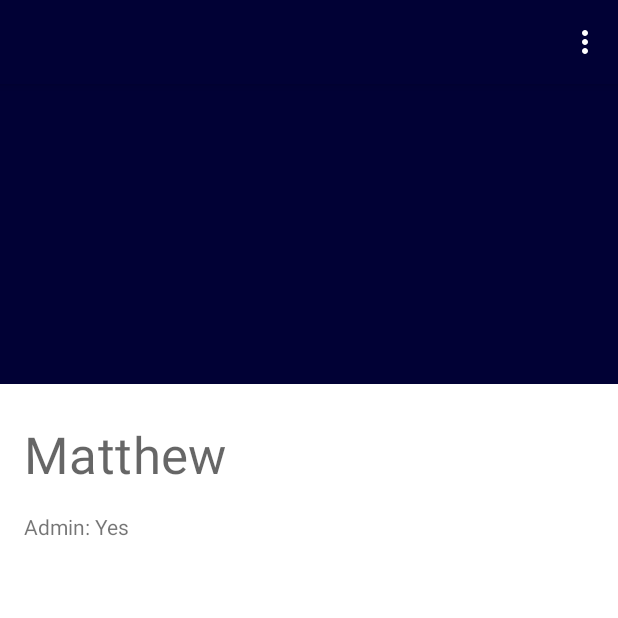
After one commit to rolledback/RestaurantMap, an Android app: the ProfileActivity screen opened directly, with no data from a screen before it, on a phone screen of 412 x 824 dp, the top half of it. The commit adds this screen. Run offline under Robolectric (Android 15) with nearby library versions, the phone set to English and light mode, and no system bars; libraries missing offline, so code that uses them is left out: com.amulyakhare.textdrawable; 3 statements that could not run were skipped.

Commit message:
Profile activity and logout

```diff
--- a/RestaurantMapAndroid/app/src/main/java/com/rolledback/restaurantmap/FiltersFragment.java
+++ b/RestaurantMapAndroid/app/src/main/java/com/rolledback/restaurantmap/Activities/FiltersFragment.java
@@ -1,8 +1,7 @@
-package com.rolledback.restaurantmap;
+package com.rolledback.restaurantmap.Activities;
 
 import android.content.Context;
 import android.os.Bundle;
-import android.util.Log;
 import android.view.LayoutInflater;
 import android.view.View;
 import android.view.ViewGroup;
@@ -12,11 +11,10 @@ import com.rolledback.restaurantmap.Filters.IFiltersChangedListener;
 import com.rolledback.restaurantmap.Filters.Models.IViewableFilter;
 import com.rolledback.restaurantmap.Filters.Views.IFilterView;
 import com.rolledback.restaurantmap.Filters.Views.Separator;
+import com.rolledback.restaurantmap.R;
 
-import java.util.ArrayList;
 import java.util.LinkedHashMap;
 import java.util.Iterator;
-import java.util.List;
 import java.util.Map;
 
 import androidx.fragment.app.Fragment;
--- /dev/null
+++ b/RestaurantMapAndroid/app/src/main/java/com/rolledback/restaurantmap/Activities/ProfileActivity.java
@@ -0,0 +1,65 @@
+package com.rolledback.restaurantmap.Activities;
+
+import android.content.Intent;
+import android.content.res.Resources;
+import android.os.Bundle;
+import android.app.Activity;
+import android.view.Menu;
+import android.view.MenuItem;
+import android.widget.ImageView;
+import android.widget.LinearLayout;
+
+import com.amulyakhare.textdrawable.TextDrawable;
+import com.rolledback.restaurantmap.Codes;
+import com.rolledback.restaurantmap.R;
+import com.rolledback.restaurantmap.RestaurantMapAPI.Account;
+import com.rolledback.restaurantmap.RestaurantMapAPI.AccountManager;
+
+import androidx.appcompat.app.AppCompatActivity;
+import androidx.core.app.NavUtils;
+
+public class ProfileActivity extends AppCompatActivity {
+
+    private ImageView _profilePicView;
+
+    @Override
+    protected void onCreate(Bundle savedInstanceState) {
+        super.onCreate(savedInstanceState);
+        setContentView(R.layout.activity_profile);
+
+        getSupportActionBar().setDisplayShowTitleEnabled(false);
+
+        this._profilePicView = findViewById(R.id.profilePic);
+
+        Account currentLogin = AccountManager.getInstance().currentUser(this);
+
+        String firstChar = currentLogin.username.substring(0, 1).toUpperCase();
+        TextDrawable drawable = TextDrawable.builder().buildRound(firstChar, getResources().getColor(R.color.colorAccent));
+
+        this._profilePicView.setImageDrawable(drawable);
+    }
+
+    @Override
+    public boolean onPrepareOptionsMenu(Menu menu) {
+        menu.clear();
+        menu.add(0, Codes.LogoutMenuAction, 0, "Logout").setShowAsAction(MenuItem.SHOW_AS_ACTION_COLLAPSE_ACTION_VIEW);
+        return true;
+    }
+
+    @Override
+    public boolean onOptionsItemSelected(MenuItem item) {
+        switch (item.getItemId()) {
+            case Codes.LogoutMenuAction:
+                AccountManager.getInstance().logout(this);
+                Intent data = new Intent();
+                setResult(Codes.ResultLogout, data);
+                finish();
+                return true;
+            case android.R.id.home:
+                NavUtils.navigateUpFromSameTask(this);
+                return true;
+        }
+        return true;
+    }
+
+}
--- a/RestaurantMapAndroid/app/src/main/java/com/rolledback/restaurantmap/Map/RestaurantMap.java
+++ b/RestaurantMapAndroid/app/src/main/java/com/rolledback/restaurantmap/Map/RestaurantMap.java
@@ -57,8 +57,8 @@ public class RestaurantMap implements IFilterable {
                     Log.e("TAG", "GPS is on");
                     final double currentLatitude = mLocation.getLatitude();
                     final double currentLongitude = mLocation.getLongitude();
-                    this._map.moveCamera(CameraUpdateFactory.newLatLngZoom(new LatLng(currentLatitude, currentLongitude), 15));
-                    this._map.animateCamera(CameraUpdateFactory.zoomTo(10), 2000, null);
+                    this._map.moveCamera(CameraUpdateFactory.newLatLngZoom(new LatLng(currentLatitude, currentLongitude), 13));
+                    this._map.animateCamera(CameraUpdateFactory.zoomTo(13), 2000, null);
                 }
                 return true;
             } catch (SecurityException e) {
--- a/RestaurantMapAndroid/app/src/main/java/com/rolledback/restaurantmap/RestaurantMapAPI/LoginResult.java
+++ b/RestaurantMapAndroid/app/src/main/java/com/rolledback/restaurantmap/RestaurantMapAPI/Account.java
@@ -1,6 +1,6 @@
 package com.rolledback.restaurantmap.RestaurantMapAPI;
 
-public class LoginResult {
+public class Account {
     public String token;
     public String username;
 }
--- /dev/null
+++ b/RestaurantMapAndroid/app/src/main/java/com/rolledback/restaurantmap/RestaurantMapAPI/AccountManager.java
@@ -0,0 +1,70 @@
+package com.rolledback.restaurantmap.RestaurantMapAPI;
+
+import android.content.Context;
+import android.content.SharedPreferences;
+import android.preference.PreferenceManager;
+
+import com.google.gson.Gson;
+import com.google.gson.reflect.TypeToken;
+import com.rolledback.restaurantmap.R;
+
+import java.lang.reflect.Type;
+
+public class AccountManager {
+
+    private static AccountManager _instance;
+    public static AccountManager getInstance() {
+        if (AccountManager._instance == null) {
+            AccountManager._instance = new AccountManager();
+        }
+        return AccountManager._instance;
+    }
+
+    private AccountManager() { }
+
+    public Account currentUser(Context context) {
+        SharedPreferences appSharedPref = PreferenceManager.getDefaultSharedPreferences(context);
+        Gson gson = new Gson();
+        String json = appSharedPref.getString(context.getString(R.string.AccessTokenSharedPref), "");
+        if (json.equals("")) {
+            return null;
+        }
+        Type type = new TypeToken<Account>(){}.getType();
+        return gson.fromJson(json, type);
+    }
+
+    public void login(Context context, ILoginListener listener, String username, String password) {
+        RestaurantMapApiClient apiClient = new RestaurantMapApiClient();
+        LoginRequest loginRequest = new LoginRequest(username, password);
+        apiClient.login(loginRequest, new IClientResponseHandler<Account>() {
+            @Override
+            public void onSuccess(Account response) {
+                SharedPreferences appSharedPref = PreferenceManager.getDefaultSharedPreferences(context);
+                SharedPreferences.Editor prefsEditor = appSharedPref.edit();
+
+                Gson gson = new Gson();
+                String json = gson.toJson(response);
+                prefsEditor.putString(context.getString(R.string.AccessTokenSharedPref), json);
+                prefsEditor.commit();
+
+                listener.onLogin(true);
+            }
+
+            @Override
+            public void onFailure(String error) {
+                listener.onLogin(false);
+            }
+        });
+    }
+
+    public void logout(Context context) {
+        SharedPreferences appSharedPref = PreferenceManager.getDefaultSharedPreferences(context);
+        SharedPreferences.Editor prefsEditor = appSharedPref.edit();
+        prefsEditor.remove(context.getString(R.string.AccessTokenSharedPref));
+        prefsEditor.commit();
+    }
+
+    public interface ILoginListener {
+        void onLogin(boolean loginSuccessful);
+    }
+}
--- a/RestaurantMapAndroid/app/src/main/java/com/rolledback/restaurantmap/RestaurantMapAPI/IRestaurantMapService.java
+++ b/RestaurantMapAndroid/app/src/main/java/com/rolledback/restaurantmap/RestaurantMapAPI/IRestaurantMapService.java
@@ -13,5 +13,5 @@ public interface IRestaurantMapService {
     Call<List<Restaurant>> listRestaurants();
 
     @POST("api/login")
-    Call<LoginResult> login(@Body LoginRequest request);
+    Call<Account> login(@Body LoginRequest request);
 }
--- a/RestaurantMapAndroid/app/src/main/java/com/rolledback/restaurantmap/RestaurantMapAPI/RestaurantMapApiClient.java
+++ b/RestaurantMapAndroid/app/src/main/java/com/rolledback/restaurantmap/RestaurantMapAPI/RestaurantMapApiClient.java
@@ -11,11 +11,9 @@ import retrofit2.converter.gson.GsonConverterFactory;
 
 public class RestaurantMapApiClient {
 
-    private String _accessToken;
     private IRestaurantMapService _service;
 
     public RestaurantMapApiClient() {
-        this._accessToken = null;
         Retrofit retrofit = new Retrofit.Builder()
             .addConverterFactory(GsonConverterFactory.create())
             .baseUrl("https://restaurantmapapi.azurewebsites.net/")
@@ -28,7 +26,7 @@ public class RestaurantMapApiClient {
         listRestaurantsCall.enqueue(new GenericCallback(handler));
     }
 
-    public void login(LoginRequest request, IClientResponseHandler<LoginResult> handler) {
+    public void login(LoginRequest request, IClientResponseHandler<Account> handler) {
         Call loginCall = this._service.login(request);
         loginCall.enqueue(new GenericCallback(handler));
     }
--- a/RestaurantMapAndroid/app/src/main/res/layout/activity_login.xml
+++ b/RestaurantMapAndroid/app/src/main/res/layout/activity_login.xml
@@ -9,7 +9,7 @@
     android:paddingTop="@dimen/activity_vertical_margin"
     android:paddingRight="@dimen/activity_horizontal_margin"
     android:paddingBottom="@dimen/activity_vertical_margin"
-    tools:context=".LoginActivity">
+    tools:context=".Activities.LoginActivity">
 
     <!-- Login progress -->
     <ProgressBar
--- a/RestaurantMapAndroid/app/src/main/res/layout/activity_main.xml
+++ b/RestaurantMapAndroid/app/src/main/res/layout/activity_main.xml
@@ -5,7 +5,7 @@
     android:layout_width="match_parent"
     android:layout_height="match_parent"
     android:orientation="vertical"
-    tools:context=".MainActivity">
+    tools:context=".Activities.MainActivity">
 
     <fragment xmlns:android="http://schemas.android.com/apk/res/android"
         xmlns:map="http://schemas.android.com/apk/res-auto"
@@ -14,7 +14,7 @@
         android:name="com.google.android.gms.maps.SupportMapFragment"
         android:layout_width="match_parent"
         android:layout_height="match_parent"
-        tools:context=".MainActivity" />
+        tools:context=".Activities.MainActivity" />
 
     <com.google.android.material.button.MaterialButton
         android:id="@+id/filter_button"
--- /dev/null
+++ b/RestaurantMapAndroid/app/src/main/res/layout/activity_profile.xml
@@ -0,0 +1,64 @@
+<?xml version="1.0" encoding="utf-8"?>
+<androidx.constraintlayout.widget.ConstraintLayout xmlns:android="http://schemas.android.com/apk/res/android"
+    xmlns:app="http://schemas.android.com/apk/res-auto"
+    xmlns:tools="http://schemas.android.com/tools"
+    android:layout_width="match_parent"
+    android:layout_height="match_parent"
+    tools:context=".Activities.ProfileActivity">
+
+    <androidx.constraintlayout.widget.ConstraintLayout xmlns:android="http://schemas.android.com/apk/res/android"
+        xmlns:app="http://schemas.android.com/apk/res-auto"
+        xmlns:tools="http://schemas.android.com/tools"
+        android:id="@+id/profilePicConstraintLayout"
+        android:layout_width="match_parent"
+        android:layout_height="200dp"
+        android:background="@color/colorPrimary"
+        app:layout_constraintTop_toTopOf="parent"
+        tools:context=".Activities.ProfileActivity"
+        tools:layout_editor_absoluteX="8dp">
+
+        <ImageView
+            android:id="@+id/profilePic"
+            android:layout_width="125dp"
+            android:layout_height="125dp"
+            android:layout_marginTop="16dp"
+            android:adjustViewBounds="true"
+            app:layout_collapseMode="parallax"
+            app:layout_collapseParallaxMultiplier="0.7"
+            app:layout_constraintEnd_toEndOf="parent"
+            app:layout_constraintHorizontal_bias="0.5"
+            app:layout_constraintStart_toStartOf="parent"
+            app:layout_constraintTop_toTopOf="parent" />
+    </androidx.constraintlayout.widget.ConstraintLayout>
+
+    <androidx.constraintlayout.widget.ConstraintLayout
+        android:layout_width="match_parent"
+        android:layout_height="0dp"
+        app:layout_constraintBottom_toBottomOf="parent"
+        app:layout_constraintTop_toBottomOf="@+id/profilePicConstraintLayout"
+        tools:layout_editor_absoluteX="0dp">
+
+        <TextView
+            android:id="@+id/textView"
+            android:layout_width="wrap_content"
+            android:layout_height="wrap_content"
+            android:layout_marginStart="16dp"
+            android:layout_marginTop="24dp"
+            android:text="Matthew"
+            android:textAppearance="@style/TextAppearance.MaterialComponents.Headline4"
+            app:layout_constraintStart_toStartOf="parent"
+            app:layout_constraintTop_toTopOf="parent" />
+
+        <TextView
+            android:id="@+id/textView2"
+            android:layout_width="wrap_content"
+            android:layout_height="wrap_content"
+            android:layout_marginStart="16dp"
+            android:layout_marginTop="16dp"
+            android:text="Admin: Yes"
+            app:layout_constraintStart_toStartOf="parent"
+            app:layout_constraintTop_toBottomOf="@+id/textView" />
+
+    </androidx.constraintlayout.widget.ConstraintLayout>
+
+</androidx.constraintlayout.widget.ConstraintLayout>
--- a/RestaurantMapAndroid/app/src/main/res/layout/fragment_filters.xml
+++ b/RestaurantMapAndroid/app/src/main/res/layout/fragment_filters.xml
@@ -5,7 +5,7 @@
     android:layout_height="match_parent"
     android:background="@android:color/white"
     android:clickable="true"
-    tools:context=".FiltersFragment">
+    tools:context=".Activities.FiltersFragment">
 
     <ScrollView
         android:layout_width="match_parent"
--- a/RestaurantMapAndroid/app/src/main/res/values/strings.xml
+++ b/RestaurantMapAndroid/app/src/main/res/values/strings.xml
@@ -31,4 +31,5 @@
     <!-- Shared pref -->
     <string name="RestaurantCacheSharedPref">RESTAURANT_CACHE</string>
     <string name="AccessTokenSharedPref">ACCESS_TOKEN</string>
+    <string name="title_activity_profile">ProfileActivity</string>
 </resources>
--- a/RestaurantMapAndroid/app/src/main/res/values/styles.xml
+++ b/RestaurantMapAndroid/app/src/main/res/values/styles.xml
@@ -6,6 +6,8 @@
         <item name="colorPrimaryDark">@color/colorPrimaryDark</item>
         <item name="colorAccent">@color/colorAccent</item>
     </style>
+
+    <style name="AppTheme.AppBarOverlay" parent="Theme.MaterialComponents.Light.DarkActionBar" />
 
     <style name="floating_action_button_right">
         <item name="android:layout_width">wrap_content</item>
```
Also changed, not shown: RestaurantMapAndroid/app/src/main/AndroidManifest.xml (+10 -4 lines), RestaurantMapAndroid/app/src/main/java/com/rolledback/restaurantmap/Activities/LoginActivity.java (renamed from RestaurantMapAndroid/app/src/main/java/com/rolledback/restaurantmap/LoginActivity.java, +16 -30 lines), RestaurantMapAndroid/app/src/main/java/com/rolledback/restaurantmap/Activities/MainActivity.java (renamed from RestaurantMapAndroid/app/src/main/java/com/rolledback/restaurantmap/MainActivity.java, +21 -28 lines), RestaurantMapAndroid/app/src/main/java/com/rolledback/restaurantmap/Codes.java (+9 -2 lines), RestaurantMapAndroid/app/src/main/res/drawable/account_circle_outline.xml (added, +8 -0 lines).
